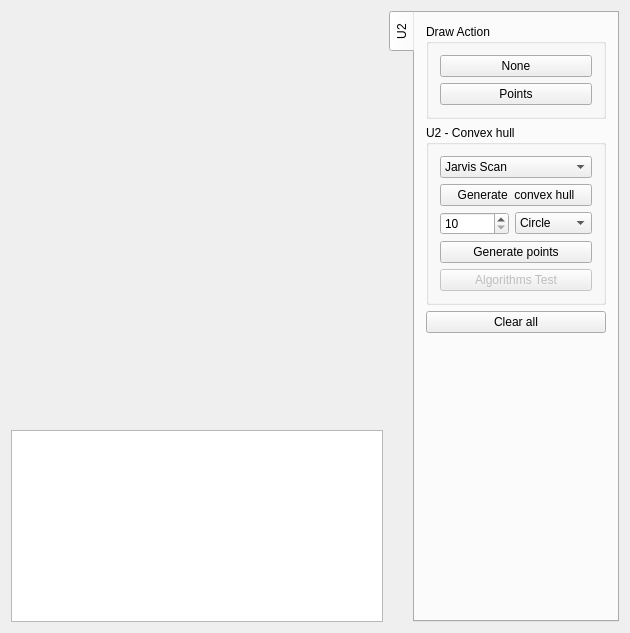
The window that Mapper_U2/widget.ui (Robinpf/ADK_Pflug_Klemsa) describes before a commit, drawn with Qt 5.
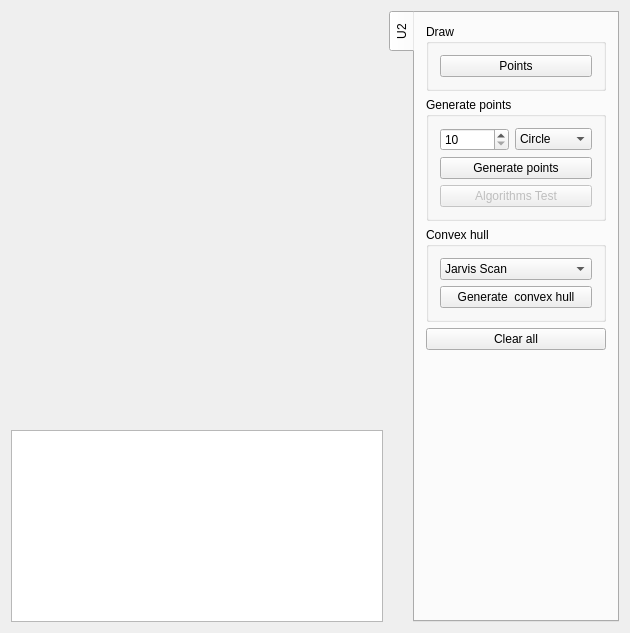
The same window after the commit. Custom widgets are drawn as their Qt base class.

Diff of the .ui file:
```diff
--- a/Mapper_U2/widget.ui
+++ b/Mapper_U2/widget.ui
@@ -49,22 +49,9 @@
        <item>
         <widget class="QGroupBox" name="groupBox_3">
          <property name="title">
-          <string>Draw Action</string>
+          <string>Draw</string>
          </property>
          <layout class="QVBoxLayout" name="verticalLayout_7">
-          <item>
-           <widget class="QPushButton" name="btn_drw_none">
-            <property name="text">
-             <string>None</string>
-            </property>
-            <property name="checkable">
-             <bool>true</bool>
-            </property>
-            <attribute name="buttonGroup">
-             <string notr="true">draw_group</string>
-            </attribute>
-           </widget>
-          </item>
           <item>
            <widget class="QPushButton" name="btn_drw_points">
             <property name="text">
@@ -82,36 +69,12 @@
         </widget>
        </item>
        <item>
-        <widget class="QGroupBox" name="groupBox">
+        <widget class="QGroupBox" name="groupBox_2">
          <property name="title">
-          <string>U2 - Convex hull</string>
+          <string>Generate points</string>
          </property>
-         <layout class="QGridLayout" name="gridLayout_2">
-          <item row="3" column="1">
-           <widget class="QComboBox" name="cmb_rand_shape">
-            <item>
-             <property name="text">
-              <string>Circle</string>
-             </property>
-            </item>
-            <item>
-             <property name="text">
-              <string>Square</string>
-             </property>
-            </item>
-            <item>
-             <property name="text">
-              <string>Random</string>
-             </property>
-            </item>
-            <item>
-             <property name="text">
-              <string>Raster</string>
-             </property>
-            </item>
-           </widget>
-          </item>
-          <item row="3" column="0">
+         <layout class="QGridLayout" name="gridLayout_3">
+          <item row="0" column="0">
            <widget class="QSpinBox" name="spn_rand_points">
             <property name="minimum">
              <number>10</number>
@@ -124,6 +87,56 @@
             </property>
            </widget>
           </item>
+          <item row="0" column="1">
+           <widget class="QComboBox" name="cmb_rand_shape">
+            <item>
+             <property name="text">
+              <string>Circle</string>
+             </property>
+            </item>
+            <item>
+             <property name="text">
+              <string>Square</string>
+             </property>
+            </item>
+            <item>
+             <property name="text">
+              <string>Random</string>
+             </property>
+            </item>
+            <item>
+             <property name="text">
+              <string>Raster</string>
+             </property>
+            </item>
+           </widget>
+          </item>
+          <item row="1" column="0" colspan="2">
+           <widget class="QPushButton" name="btn_gen_rand_points">
+            <property name="text">
+             <string>Generate points</string>
+            </property>
+           </widget>
+          </item>
+          <item row="2" column="0" colspan="2">
+           <widget class="QPushButton" name="btn_tst_algorithms">
+            <property name="enabled">
+             <bool>false</bool>
+            </property>
+            <property name="text">
+             <string>Algorithms Test</string>
+            </property>
+           </widget>
+          </item>
+         </layout>
+        </widget>
+       </item>
+       <item>
+        <widget class="QGroupBox" name="groupBox">
+         <property name="title">
+          <string>Convex hull</string>
+         </property>
+         <layout class="QGridLayout" name="gridLayout_2">
           <item row="1" column="0" colspan="2">
            <widget class="QPushButton" name="btn_gen_convex_hull">
             <property name="text">
@@ -155,23 +168,6 @@
             </item>
            </widget>
           </item>
-          <item row="4" column="0" colspan="2">
-           <widget class="QPushButton" name="btn_gen_rand_points">
-            <property name="text">
-             <string>Generate points</string>
-            </property>
-           </widget>
-          </item>
-          <item row="5" column="0" colspan="2">
-           <widget class="QPushButton" name="btn_tst_algorithms">
-            <property name="enabled">
-             <bool>false</bool>
-            </property>
-            <property name="text">
-             <string>Algorithms Test</string>
-            </property>
-           </widget>
-          </item>
          </layout>
         </widget>
        </item>
```
